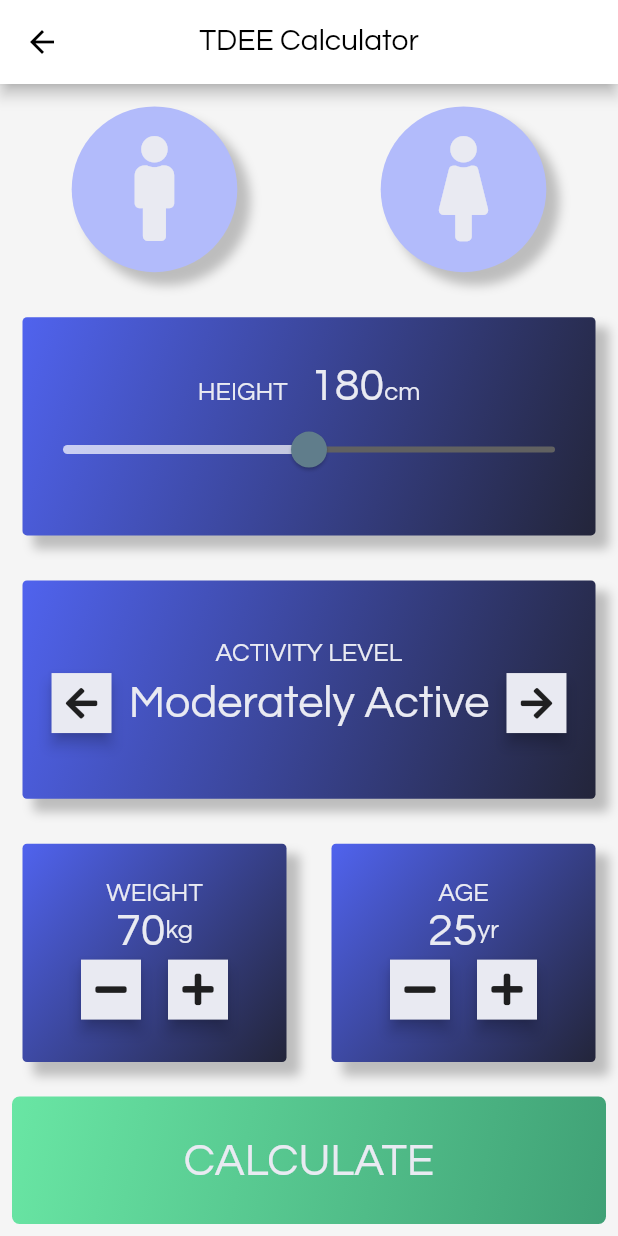
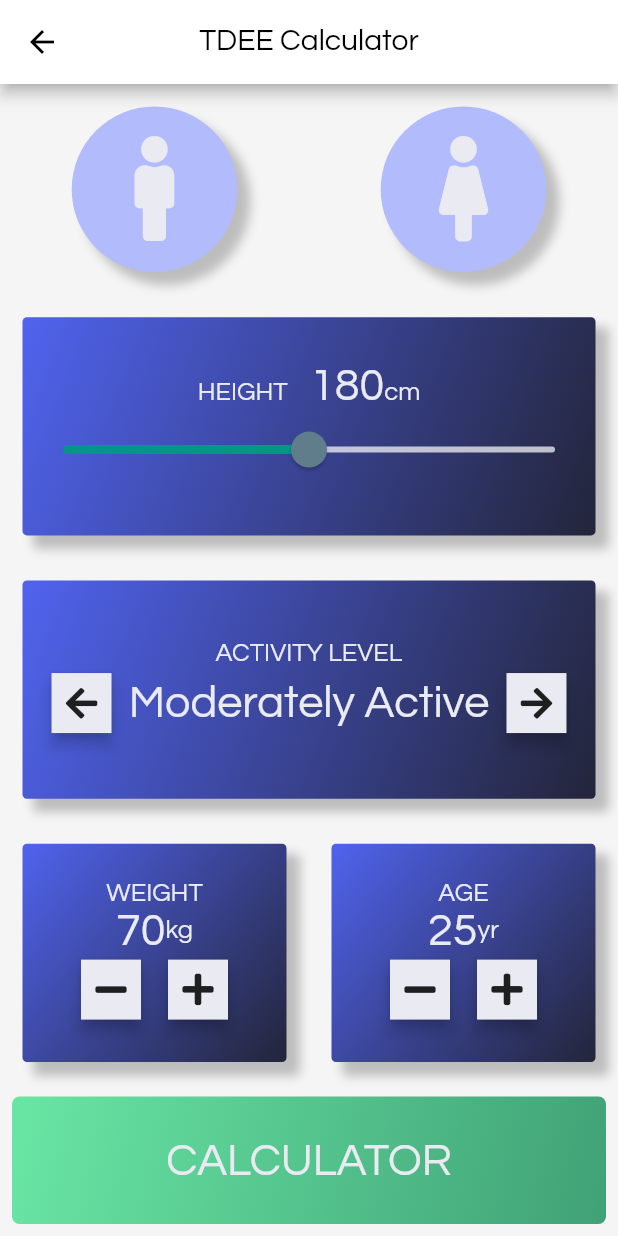
Before and after one commit to brixBoi/data_driven_fitness_app, a Flutter app: the InputPage screen opened by its route, on a phone screen of 412 x 824 dp. Run offline on Flutter 3.47's test engine with Material 2 defaults, Android fonts, the phone set to English and light mode, and no system bars; our stand-ins replace font_awesome_flutter; missing offline and left inert: flutter_auth_buttons; accounts and stored records are empty.

Commit message:
+Modularization of calculators +extracted gesture detector widget to custom widget bottom container for reusability +cleaned up and seperated existing custom widgets into their own classes +created and updated calculator constants +fixed all import errors caused

```diff
--- a/lib/main.dart
+++ b/lib/main.dart
@@ -1,8 +1,8 @@
 import 'package:data_driven_fitness_app/constants.dart';
 import 'package:data_driven_fitness_app/logic/model/application_variables/ApplicationManager.dart';
 import 'package:data_driven_fitness_app/logic/model/application_variables/user_data.dart';
-import 'package:data_driven_fitness_app/screens/calculator_screens/bmi_input_screen.dart';
-import 'package:data_driven_fitness_app/screens/calculator_screens/tdee_input_screen.dart';
+import 'package:data_driven_fitness_app/screens/calculators/bmi_input_screen.dart';
+import 'package:data_driven_fitness_app/screens/calculators/tdee_input_screen.dart';
 import 'package:data_driven_fitness_app/screens/dashboard/dashboard_screen.dart';
 import 'package:data_driven_fitness_app/screens/first_time_user_screen.dart';
 import 'package:data_driven_fitness_app/screens/login_or_signup_selection_screen.dart';
--- /dev/null
+++ b/lib/screens/calculators/bottom_container.dart
@@ -0,0 +1,36 @@
+import 'package:flutter/material.dart';
+import 'calculator_constants.dart';
+
+class BottomContainer extends StatelessWidget {
+  const BottomContainer({
+    @required this.title,
+    @required this.onTouch,
+    @required this.gradient});
+
+  final String title;
+  final Function onTouch;
+  final Gradient gradient;
+
+  @override
+  Widget build(BuildContext context) {
+    return GestureDetector(
+      onTap: onTouch,
+      child: Container(
+        child: Center(
+          child: Text(
+            title,
+            style: Theme.of(context).primaryTextTheme.headline4.apply(color: Theme.of(context).backgroundColor),
+          ),
+        ),
+        margin: EdgeInsets.all(8.0),
+        decoration: BoxDecoration(
+          borderRadius: BorderRadius.circular(5.0),
+          color: bottomContainerColour,
+          gradient: gradient,
+        ),
+        width: double.infinity,
+        height: bottomContainerHeight,
+      ),
+    );
+  }
+}
--- a/lib/screens/calculator_screens/calculator_brain.dart
+++ b/lib/screens/calculators/calculator_brain.dart
@@ -1,4 +1,4 @@
-import 'reusable_card.dart';
+import 'calculator_constants.dart';
 import 'dart:math';
 import 'package:flutter/material.dart';
 
--- /dev/null
+++ b/lib/screens/calculators/calculator_constants.dart
@@ -0,0 +1,48 @@
+import 'package:flutter/material.dart';
+
+//temporary constants to be changed to conform with app theme
+//constants to be put in constant folder
+//const activeCardColour = Theme.of(context).accentColor;
+const baseColour = Color(0xFFB2BBFB);
+
+
+const bottomContainerHeight = 85.0;
+const bottomContainerColour = Color(0xFFEB1555);
+
+//initial input values
+const calcHeight = 180;
+const calcWeight = 70;
+const calcAge = 25;
+const calcActivePosition = 2;
+
+//genders
+enum Gender {
+  male,
+  female,
+}
+
+const List<String> activeTypes = [
+  'Sedentary',
+  'Lightly Active',
+  'Moderately Active',
+  'Very Active'
+];
+
+//Slider properties
+const onTrackColour = Colors.teal;
+const offTrackColour = Colors.white70;
+const slideThumbColour = Colors.blueGrey;
+const slideOverlayColour = Color(0x29C5CAE9);
+const slideThumbSize = 12.0;
+const slideOverlaySize = 27.0;
+const heightSlideMin = 130.0;
+const heightSlideMax = 230.0;
+
+//iconContent
+const iconSize = 70.0;
+const spacing = 5.0;
+
+//bmr results descriptions
+const bmrDescription = '*Basal Metabolic Rate: total amount of calories to keep your body functioning';
+const tdeeDescription = '*Total Daily Energy Expenditure: Estimated amount of calories you burn in a day';
+const tweeDescription = '*Total Weekly Energy Expenditure: Estimated amount of calories you burn in a week';
--- a/lib/screens/calculator_screens/icon_content.dart
+++ b/lib/screens/calculators/icon_content.dart
@@ -1,5 +1,5 @@
 import 'package:flutter/material.dart';
-import 'reusable_card.dart';
+import 'calculator_constants.dart';
 
 
 class IconContent extends StatelessWidget {
--- /dev/null
+++ b/lib/screens/calculators/reusable_card.dart
@@ -0,0 +1,52 @@
+import 'package:flutter/material.dart';
+
+class ReusableCard extends StatelessWidget {
+  final Color colour;
+  final Widget cardChild;
+  final Function onTouch;
+  final BoxShape containerShape;
+  final Gradient gradient;
+
+  ReusableCard(
+      {this.colour,
+      this.cardChild,
+      this.onTouch,
+      this.containerShape,
+      this.gradient});
+
+  @override
+  Widget build(BuildContext context) {
+    BorderRadius getRadius() {
+      BorderRadiusGeometry radius;
+      (containerShape == BoxShape.circle)
+          ? radius = null
+          : radius = BorderRadius.circular(3.0);
+      return radius;
+    }
+
+    return GestureDetector(
+      onTap: onTouch,
+      child: Container(
+        child: cardChild,
+        margin: EdgeInsets.all(15),
+        decoration: BoxDecoration(
+          color: colour,
+          gradient: gradient,
+          shape: containerShape,
+          borderRadius: getRadius(),
+          boxShadow: [
+            BoxShadow(
+              color: Colors.grey[400],
+              blurRadius: 5.0,
+              spreadRadius: 0.8,
+              offset: Offset(
+                8.0,
+                8.0,
+              ),
+            )
+          ],
+        ),
+      ),
+    );
+  }
+}
--- /dev/null
+++ b/lib/screens/calculators/round_icon_button.dart
@@ -0,0 +1,20 @@
+import 'package:flutter/material.dart';
+
+class RoundIconButton extends StatelessWidget {
+  RoundIconButton({@required this.icon, @required this.onTouch});
+
+  final IconData icon;
+  final Function onTouch;
+
+  @override
+  Widget build(BuildContext context) {
+    return RawMaterialButton(
+      child: Icon(icon),
+      onPressed: onTouch,
+      elevation: 4.0,
+      constraints: BoxConstraints.tightFor(width: 40, height: 40),
+      shape: BeveledRectangleBorder(),
+      fillColor: Theme.of(context).backgroundColor,
+    );
+  }
+}
--- a/lib/screens/calculator_screens/tdee_input_screen.dart
+++ b/lib/screens/calculators/tdee_input_screen.dart
@@ -5,10 +5,11 @@ import 'icon_content.dart';
 import 'calculator_brain.dart';
 import 'tdee_results_screen.dart';
 import 'package:data_driven_fitness_app/constants.dart';
-
+import 'package:data_driven_fitness_app/screens/calculators/bottom_container.dart';
+import 'calculator_constants.dart';
+import 'round_icon_button.dart';
 
 class InputPage extends StatefulWidget {
-
   static const String routeName = "/tdee_input_screen";
 
   @override
@@ -17,16 +18,12 @@ class InputPage extends StatefulWidget {
 
 class _InputPageState extends State<InputPage> {
   Gender chosenGender;
-  int height = 180;
-  int weight = 70;
-  int age = 25;
-  List<String> activityLevel = [
-    'Sedentary',
-    'Lightly Active',
-    'Moderately Active',
-    'Very Active'
-  ];
-  int activityLevelNumber = 2;
+  int height = calcHeight;
+  int weight = calcWeight;
+  int age = calcAge;
+
+  List<String> activityLevel = activeTypes;
+  int activityLevelNumber = calcActivePosition;
 
   @override
   Widget build(BuildContext context) {
@@ -51,7 +48,7 @@ class _InputPageState extends State<InputPage> {
                       },
                       colour: chosenGender == Gender.male
                           ? Theme.of(context).accentColor
-                          : inActiveCardColour,
+                          : baseColour,
                       gradient: chosenGender == Gender.male
                           ? Constants.kGradientLightBlue
                           : null,
@@ -70,7 +67,7 @@ class _InputPageState extends State<InputPage> {
                       },
                       colour: chosenGender == Gender.female
                           ? Theme.of(context).accentColor
-                          : inActiveCardColour,
+                          : baseColour,
                       gradient: chosenGender == Gender.female
                           ? Constants.kGradientLightBlue
                           : null,
@@ -99,36 +96,45 @@ class _InputPageState extends State<InputPage> {
                       children: <Widget>[
                         Text(
                           'HEIGHT',
-                          style: Theme.of(context).primaryTextTheme.headline5.apply(color: Theme.of(context).backgroundColor),
+                          style: Theme.of(context)
+                              .primaryTextTheme
+                              .headline5
+                              .apply(color: Theme.of(context).backgroundColor),
                         ),
                         SizedBox(
                           width: 15.0,
                         ),
                         Text(
                           height.toString(),
-                          style: Theme.of(context).primaryTextTheme.headline4.apply(color: Theme.of(context).backgroundColor),
+                          style: Theme.of(context)
+                              .primaryTextTheme
+                              .headline4
+                              .apply(color: Theme.of(context).backgroundColor),
                         ),
                         Text(
                           'cm',
-                          style: Theme.of(context).primaryTextTheme.headline5.apply(color: Theme.of(context).backgroundColor),
+                          style: Theme.of(context)
+                              .primaryTextTheme
+                              .headline5
+                              .apply(color: Theme.of(context).backgroundColor),
                         ),
                       ],
                     ),
                     SliderTheme(
                       data: SliderTheme.of(context).copyWith(
-                        activeTrackColor: Colors.white70,
-                        inactiveTrackColor: Colors.grey[700],
-                        thumbColor: Colors.blueGrey,
-                        overlayColor: Color(0x29C5CAE9),
+                        activeTrackColor: onTrackColour,
+                        inactiveTrackColor: offTrackColour,
+                        thumbColor: slideThumbColour,
+                        overlayColor: slideOverlayColour,
                         thumbShape:
-                            RoundSliderThumbShape(enabledThumbRadius: 12.0),
+                            RoundSliderThumbShape(enabledThumbRadius: slideThumbSize),
                         overlayShape:
-                            RoundSliderOverlayShape(overlayRadius: 27),
+                            RoundSliderOverlayShape(overlayRadius: slideOverlaySize),
                       ),
                       child: Slider(
                         value: height.toDouble(),
-                        min: 130,
-                        max: 230,
+                        min: heightSlideMin,
+                        max: heightSlideMax,
                         onChanged: (double newValue) {
                           setState(() {
                             height = newValue.toInt();
@@ -151,7 +157,10 @@ class _InputPageState extends State<InputPage> {
                   children: <Widget>[
                     Text(
                       'ACTIVITY LEVEL',
-                      style: Theme.of(context).primaryTextTheme.headline5.apply(color: Theme.of(context).backgroundColor),
+                      style: Theme.of(context)
+                          .primaryTextTheme
+                          .headline5
+                          .apply(color: Theme.of(context).backgroundColor),
                     ),
                     Row(
                       mainAxisAlignment: MainAxisAlignment.center,
@@ -173,7 +182,10 @@ class _InputPageState extends State<InputPage> {
                         ),
                         Text(
                           activityLevel[activityLevelNumber],
-                          style: Theme.of(context).primaryTextTheme.headline4.apply(color: Theme.of(context).backgroundColor),
+                          style: Theme.of(context)
+                              .primaryTextTheme
+                              .headline4
+                              .apply(color: Theme.of(context).backgroundColor),
                         ),
                         SizedBox(
                           width: 7.5,
@@ -208,7 +220,11 @@ class _InputPageState extends State<InputPage> {
                         children: <Widget>[
                           Text(
                             'WEIGHT',
-                            style: Theme.of(context).primaryTextTheme.headline5.apply(color: Theme.of(context).backgroundColor),
+                            style: Theme.of(context)
+                                .primaryTextTheme
+                                .headline5
+                                .apply(
+                                    color: Theme.of(context).backgroundColor),
                           ),
                           Row(
                             mainAxisAlignment: MainAxisAlignment.center,
@@ -216,11 +232,21 @@ class _InputPageState extends State<InputPage> {
                             children: [
                               Text(
                                 weight.toString(),
-                                style: Theme.of(context).primaryTextTheme.headline4.apply(color: Theme.of(context).backgroundColor),
+                                style: Theme.of(context)
+                                    .primaryTextTheme
+                                    .headline4
+                                    .apply(
+                                        color:
+                                            Theme.of(context).backgroundColor),
                               ),
                               Text(
                                 'kg',
-                                style: Theme.of(context).primaryTextTheme.headline5.apply(color: Theme.of(context).backgroundColor),
+                                style: Theme.of(context)
+                                    .primaryTextTheme
+                                    .headline5
+                                    .apply(
+                                        color:
+                                            Theme.of(context).backgroundColor),
                               ),
                             ],
                           ),
@@ -263,7 +289,11 @@ class _InputPageState extends State<InputPage> {
                         children: <Widget>[
                           Text(
                             'AGE',
-                            style: Theme.of(context).primaryTextTheme.headline5.apply(color: Theme.of(context).backgroundColor),
+                            style: Theme.of(context)
+                                .primaryTextTheme
+                                .headline5
+                                .apply(
+                                    color: Theme.of(context).backgroundColor),
                           ),
                           Row(
                             mainAxisAlignment: MainAxisAlignment.center,
@@ -271,11 +301,21 @@ class _InputPageState extends State<InputPage> {
                             children: [
                               Text(
                                 age.toString(),
-                                style: Theme.of(context).primaryTextTheme.headline4.apply(color: Theme.of(context).backgroundColor),
+                                style: Theme.of(context)
+                                    .primaryTextTheme
+                                    .headline4
+                                    .apply(
+                                        color:
+                                            Theme.of(context).backgroundColor),
                               ),
                               Text(
                                 'yr',
-                                style: Theme.of(context).primaryTextTheme.headline5.apply(color: Theme.of(context).backgroundColor),
+                                style: Theme.of(context)
+                                    .primaryTextTheme
+                                    .headline5
+                                    .apply(
+                                        color:
+                                            Theme.of(context).backgroundColor),
                               ),
                             ],
                           ),
@@ -311,8 +351,10 @@ class _InputPageState extends State<InputPage> {
                 ],
               ),
             ),
-            GestureDetector(
-              onTap: () {
+            BottomContainer(
+              title: 'CALCULATOR',
+              gradient: Constants.kBackgroundGradientGreen,
+              onTouch: () {
                   CalculatorBrain brain = new CalculatorBrain(
                       height: height,
                       weight: weight,
@@ -326,24 +368,10 @@ class _InputPageState extends State<InputPage> {
                         bmrResult: brain.calculateBMR(),
                         tdeeResult: brain.calculateTDEE(),
                         tweeResult: brain.calculateTWEE(),
-                            )));
-              },
-              child: Container(
-                child: Center(
-                  child: Text(
-                    'CALCULATE',
-                    style: Theme.of(context).primaryTextTheme.headline4.apply(color: Theme.of(context).backgroundColor),
                       ),
                     ),
-                margin: EdgeInsets.all(8.0),
-                decoration: BoxDecoration(
-                  borderRadius: BorderRadius.circular(5.0),
-                  color: bottomContainerColour,
-                  gradient: Constants.kBackgroundGradientGreen,
-                ),
-                width: double.infinity,
-                height: bottomContainerHeight,
-              ),
+                  );
+              },
             )
           ],
         ));
--- a/lib/screens/dashboard/dashboard_screen.dart
+++ b/lib/screens/dashboard/dashboard_screen.dart
@@ -6,8 +6,8 @@ import 'package:data_driven_fitness_app/screens/dashboard/stats_tab.dart';
 import 'package:data_driven_fitness_app/screens/dashboard/workout_tab.dart';
 import 'package:flutter/material.dart';
 import 'package:provider/provider.dart';
-import 'package:data_driven_fitness_app/screens/calculator_screens/tdee_input_screen.dart';
-import 'package:data_driven_fitness_app/screens/calculator_screens/bmi_input_screen.dart';
+import 'package:data_driven_fitness_app/screens/calculators/tdee_input_screen.dart';
+import 'package:data_driven_fitness_app/screens/calculators/bmi_input_screen.dart';
 
 /// Enum for each tab displayed in DashboardScreen
 enum DashboardTabItem { HOME, STATS, WORKOUT, HISTORY }
```
Also changed, not shown: lib/screens/calculators/bmi_input_screen.dart (renamed from lib/screens/calculator_screens/bmi_input_screen.dart, +76 -46 lines), lib/screens/calculators/bmi_results_screen.dart (renamed from lib/screens/calculator_screens/bmi_results_screen.dart, +8 -19 lines), lib/screens/calculators/tdee_results_screen.dart (renamed from lib/screens/calculator_screens/tdee_results_screen.dart, +7 -19 lines). Lines whose indentation alone changed are shown as unchanged.
